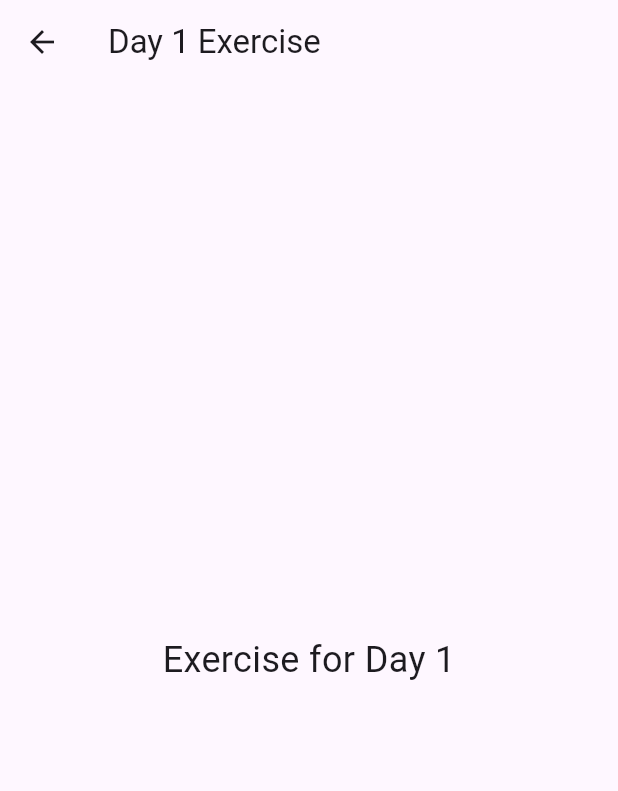
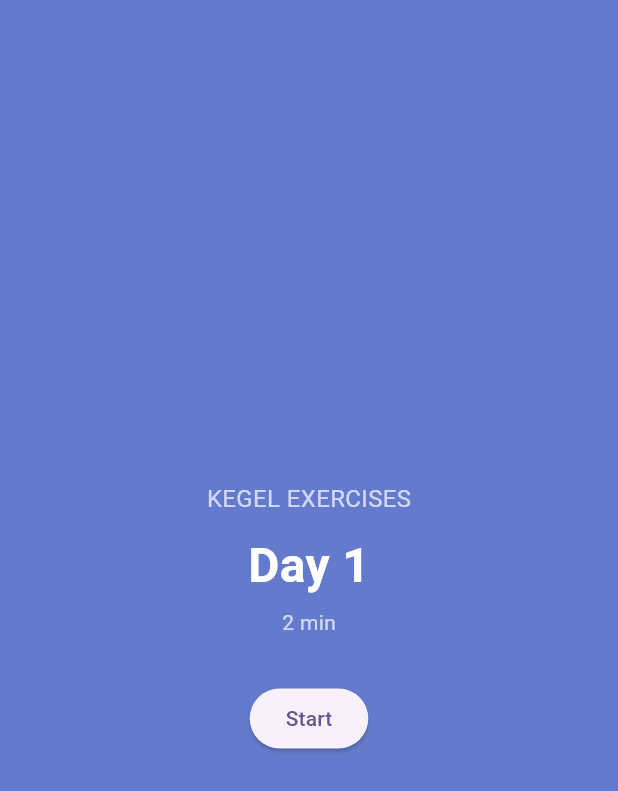
Before and after one commit to YamnaIsrail/Excersice_app, a Flutter app: the screen it shows after launch, after a tap on "Start", on a phone screen of 412 x 824 dp. Shown: the top 791 px of the screen. Run offline on Flutter 3.47's test engine with Material 3 defaults, Android fonts, the phone set to English and light mode, and no system bars; our stand-ins replace confetti, hive, hive_flutter; accounts and stored records are empty.

Commit message:
"Implement exercise day unlocking, congratulatory screens, and additional UI
- Implemented unlocking of exercise days after completing the current day, ensuring that previous days are unlocked.
- Created a congratulatory screen to celebrate completion of an exercise day with options to continue or repeat.
- Added additional screens for exercise day navigation and improved UI.
- Integrated Hive storage to persist unlocked day value across app sessions.
- Added logic for day progression, saving the unlocked day to Hive upon completion."

```diff
--- a/lib/kegel_excercise_home.dart
+++ b/lib/kegel_excercise_home.dart
@@ -1,6 +1,7 @@
+import 'package:excercise_app/kegel_excercises_pro/kegelDaysUnlocked_hive.dart';
 import 'package:excercise_app/kegel_questionaire_flow/kegel_screen1.dart';
 import 'package:flutter/material.dart';
-
+import 'kegel_excercises_pro/day_intro.dart';
 
 class KegelExercisesScreen extends StatelessWidget {
   const KegelExercisesScreen({super.key});
@@ -31,8 +32,7 @@ class KegelExercisesScreen extends StatelessWidget {
 
             child:  Container(
               padding: const EdgeInsets.symmetric(horizontal: 16.0),
-
-              height: 171,
+              height: 152,
               width: 393,
               child: Row(
                 mainAxisAlignment: MainAxisAlignment.spaceEvenly,
@@ -41,16 +41,23 @@ class KegelExercisesScreen extends StatelessWidget {
                     fontFamily: 'Roboto', // Default Material font
                     fontWeight: FontWeight.w600, // Similar to Semi-Bold
                     fontSize: 20, ),),
-                  Image.asset("assets/kegel/flower.png",
-                      height: 80,
-                      width: 80,
-                      color: Colors.pink)
+                  Padding(
+                    padding: EdgeInsets.only(top: 20),
+                    child: Image.asset("assets/kegel/flower2.png",
+                        fit: BoxFit.cover,
+                    ),
+                  )
                 ],
               ),
             ),
 
           ),
-          Align(
+          GestureDetector(
+            onTap: (){
+              Navigator.push(context, MaterialPageRoute(builder: (context)=> IntroScreen()));
+
+            },
+            child: Align(
                 alignment: Alignment.centerLeft,
                 child: Container(
                   width: double.maxFinite,
@@ -77,11 +84,12 @@ class KegelExercisesScreen extends StatelessWidget {
                   ),
                 )
             ),
+          ),
           Expanded(
             child: ListView.builder(
               itemCount: 30,
               itemBuilder: (context, index) {
-                return ExerciseDayTile(day: index + 1);
+                return ExerciseDayTile(day: index + 1, duration:  index + 2,);
               },
             ),
           ),
@@ -91,26 +99,60 @@ class KegelExercisesScreen extends StatelessWidget {
   }
 }
 
+// class ExerciseDayTile extends StatelessWidget {
+//   final int day;
+//   final int duration;
+//   const ExerciseDayTile({super.key, required this.day, required this.duration});
+//
+//   @override
+//   Widget build(BuildContext context) {
+//     bool isUnlocked = day == 1; // Unlock only Day 1 for now
+//
+//     return Card(
+//       margin: const EdgeInsets.symmetric(horizontal: 16, vertical: 8),
+//       child: ListTile(
+//         title: Text('Day $day'),
+//         subtitle: Text('$duration min'),
+//         trailing: isUnlocked
+//             ? ElevatedButton(
+//           onPressed: () {
+//             Navigator.push(
+//               context,
+//               MaterialPageRoute(
+//                   builder: (context) => ExcerciseDayScreen(duration: duration,day: day,),
+//             ));
+//           },
+//           child: const Text('Start'),
+//         )
+//             : const Icon(Icons.lock),
+//       ),
+//     );
+//   }
+// }
+//
 class ExerciseDayTile extends StatelessWidget {
   final int day;
-  const ExerciseDayTile({super.key, required this.day});
+  final int duration;
+  const ExerciseDayTile({super.key, required this.day, required this.duration});
 
   @override
   Widget build(BuildContext context) {
-    bool isUnlocked = day == 1; // Unlock only Day 1 for now
+    int unlockedDay = KegelStorage.unlockedDay; // Get unlocked day from Hive
+    bool isUnlocked = day <= unlockedDay; // Unlock days <= current unlocked day
 
     return Card(
       margin: const EdgeInsets.symmetric(horizontal: 16, vertical: 8),
       child: ListTile(
         title: Text('Day $day'),
-        subtitle: const Text('3 min'),
+        subtitle: Text('$duration min'),
         trailing: isUnlocked
             ? ElevatedButton(
           onPressed: () {
             Navigator.push(
               context,
               MaterialPageRoute(
-                  builder: (context) => DayScreen(day: day)),
+                builder: (context) => ExcerciseDayScreen(duration: duration, day: day),
+              ),
             );
           },
           child: const Text('Start'),
@@ -120,21 +162,3 @@ class ExerciseDayTile extends StatelessWidget {
     );
   }
 }
-
-class DayScreen extends StatelessWidget {
-  final int day;
-  const DayScreen({super.key, required this.day});
-
-  @override
-  Widget build(BuildContext context) {
-    return Scaffold(
-      appBar: AppBar(title: Text('Day $day Exercise')),
-      body: Center(
-        child: Text(
-          'Exercise for Day $day',
-          style: const TextStyle(fontSize: 24),
-        ),
-      ),
-    );
-  }
-}
--- /dev/null
+++ b/lib/kegel_excercises_pro/day_intro.dart
@@ -0,0 +1,47 @@
+import 'package:flutter/material.dart';
+import 'excercise_page.dart';
+class ExcerciseDayScreen extends StatelessWidget {
+  final int day;
+  final int duration; // Dynamic duration (in minutes)
+
+  const ExcerciseDayScreen({super.key, required this.day, required this.duration});
+
+  @override
+  Widget build(BuildContext context) {
+    return Scaffold(
+      backgroundColor: Color(0xff647BCD),
+      body: Center(
+        child: Column(
+          mainAxisAlignment: MainAxisAlignment.center,
+          children: [
+            Text(
+              "KEGEL EXERCISES",
+              style: TextStyle(color: Colors.white70, fontSize: 16),
+            ),
+            SizedBox(height: 10),
+            Text(
+              "Day $day",
+              style: TextStyle(
+                  color: Colors.white, fontSize: 32, fontWeight: FontWeight.bold),
+            ),
+            SizedBox(height: 5),
+            Text(
+              "$duration min",
+              style: TextStyle(color: Colors.white70, fontSize: 14),
+            ),
+            SizedBox(height: 30),
+            ElevatedButton(
+              onPressed: () {
+                Navigator.push(
+                  context,
+                  MaterialPageRoute(builder: (context) => ExerciseScreen(day: day,)),
+                );
+              },
+              child: Text("Start"),
+            )
+          ],
+        ),
+      ),
+    );
+  }
+}
--- /dev/null
+++ b/lib/kegel_excercises_pro/kegelDaysUnlocked_hive.dart
@@ -0,0 +1,26 @@
+import 'package:hive/hive.dart';
+
+class KegelStorage {
+  static Box? _box;  // Make the box nullable
+
+  // Initialize the box
+  static Future<void> init() async {
+    _box = await Hive.openBox('kegel_storage');
+  }
+
+  // Get the unlocked day with null check
+  static int get unlockedDay {
+    if (_box == null) {
+      throw Exception('Hive box is not initialized');
+    }
+    return _box!.get('unlockedDay', defaultValue: 1); // Default to Day 1 unlocked
+  }
+
+  // Set the unlocked day with null check
+  static setUnlockedDay(int day) {
+    if (_box == null) {
+      throw Exception('Hive box is not initialized');
+    }
+    _box!.put('unlockedDay', day);
+  }
+}
--- a/lib/main.dart
+++ b/lib/main.dart
@@ -1,8 +1,14 @@
 import 'package:flutter/material.dart';
+import 'package:hive_flutter/hive_flutter.dart';  // Add this import for Hive
 
 import 'kegel_excercise_home.dart';
+import 'kegel_excercises_pro/kegelDaysUnlocked_hive.dart';
 
-void main() {
+void main() async{
+  await Hive.initFlutter();  // This initializes Hive with the default path
+
+  await KegelStorage.init(); // Ensure this is called before running the app
+
   runApp(const MyApp());
 }
 class MyApp extends StatelessWidget {
--- a/pubspec.yaml
+++ b/pubspec.yaml
@@ -11,6 +11,9 @@ dependencies:
     sdk: flutter
 
   cupertino_icons: ^1.0.2
+  confetti: ^0.8.0
+  hive: ^2.2.3
+  hive_flutter: ^1.1.0
 
 dev_dependencies:
   flutter_test:
```
Also changed, not shown: lib/kegel_excercises_pro/congrats.dart (added, +126 -0 lines), lib/kegel_excercises_pro/excercise_page.dart (added, +181 -0 lines), lib/kegel_excercises_pro/rest.dart (added, +152 -0 lines), lib/kegel_excercises_pro/wait.dart (added, +99 -0 lines), assets/kegel/flower2.png (added), pubspec.lock. Lines whose indentation alone changed are shown as unchanged.
